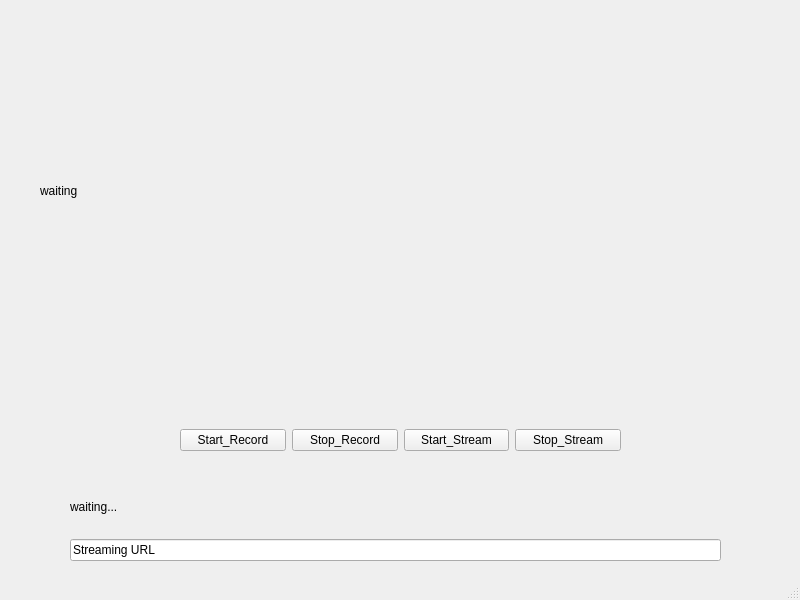
Before: the Qt Designer form src/gui/mainwindow.ui in ArinGaon/ffmpeg_openCV, drawn with Qt 5.
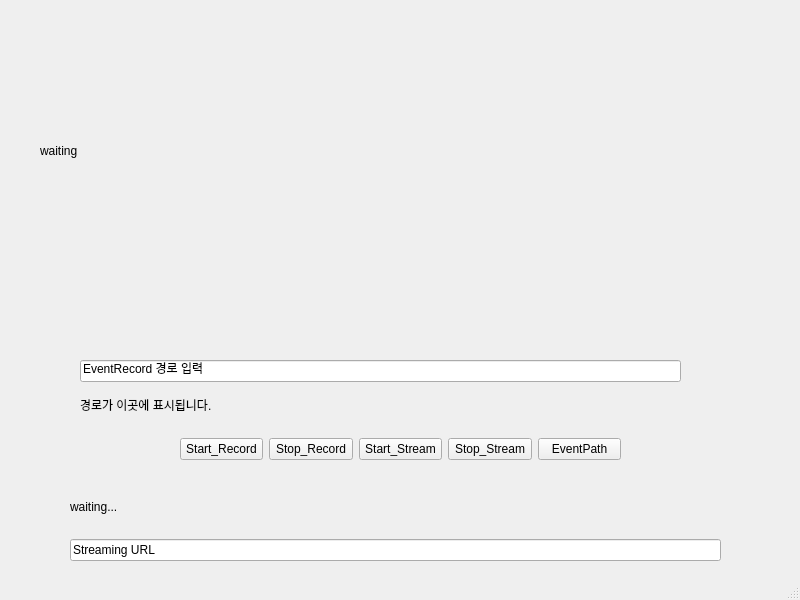
After: the same form once the commit is applied.

Commit message: event처리 경로설정기능 추가에 따른 GUI 수정

Diff of the .ui file:
```diff
--- a/src/gui/mainwindow.ui
+++ b/src/gui/mainwindow.ui
@@ -18,9 +18,9 @@
     <property name="geometry">
      <rect>
       <x>180</x>
-      <y>400</y>
+      <y>419</y>
       <width>441</width>
-      <height>80</height>
+      <height>61</height>
      </rect>
     </property>
     <layout class="QHBoxLayout" name="horizontalLayout">
@@ -52,6 +52,13 @@
        </property>
       </widget>
      </item>
+     <item>
+      <widget class="QPushButton" name="setEventPathButton">
+       <property name="text">
+        <string>EventPath</string>
+       </property>
+      </widget>
+     </item>
     </layout>
    </widget>
    <widget class="QWidget" name="verticalLayoutWidget">
@@ -85,14 +92,40 @@
      <rect>
       <x>40</x>
       <y>10</y>
-      <width>721</width>
-      <height>361</height>
+      <width>681</width>
+      <height>281</height>
      </rect>
     </property>
     <property name="text">
      <string>waiting</string>
     </property>
    </widget>
+   <widget class="QWidget" name="verticalLayoutWidget_2">
+    <property name="geometry">
+     <rect>
+      <x>80</x>
+      <y>360</y>
+      <width>601</width>
+      <height>61</height>
+     </rect>
+    </property>
+    <layout class="QVBoxLayout" name="verticalLayout_2">
+     <item>
+      <widget class="QLineEdit" name="eventPathLineEdit">
+       <property name="text">
+        <string>EventRecord 경로 입력</string>
+       </property>
+      </widget>
+     </item>
+     <item>
+      <widget class="QLabel" name="eventPathLabel">
+       <property name="text">
+        <string>경로가 이곳에 표시됩니다.</string>
+       </property>
+      </widget>
+     </item>
+    </layout>
+   </widget>
   </widget>
   <widget class="QMenuBar" name="menubar">
    <property name="geometry">
```
The commit also changes 2 other files.
